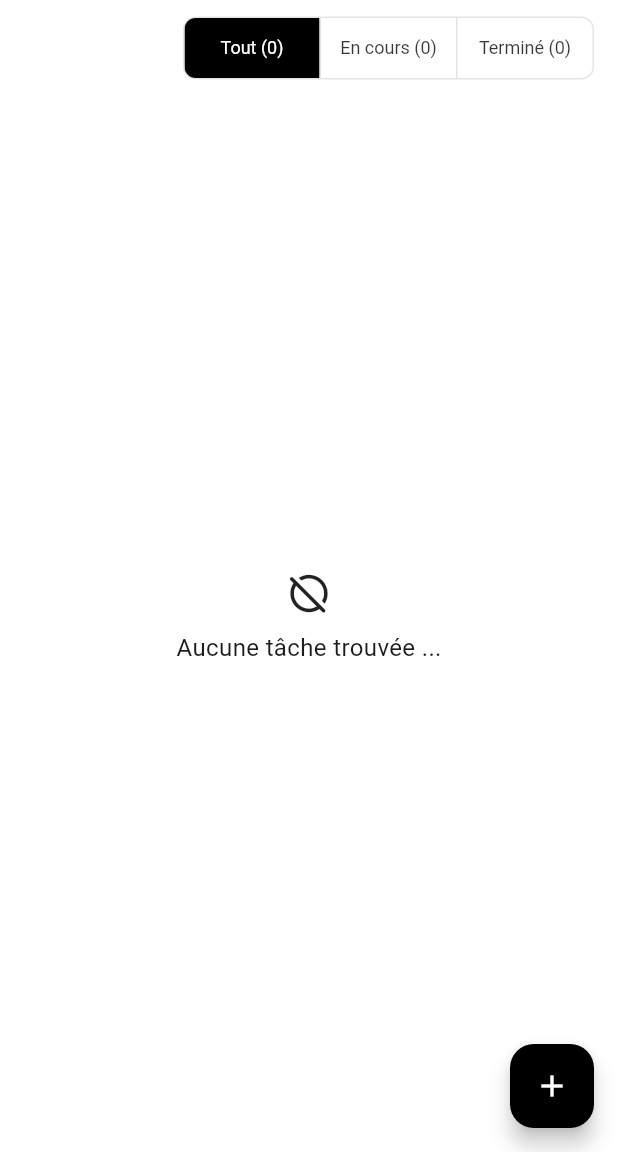
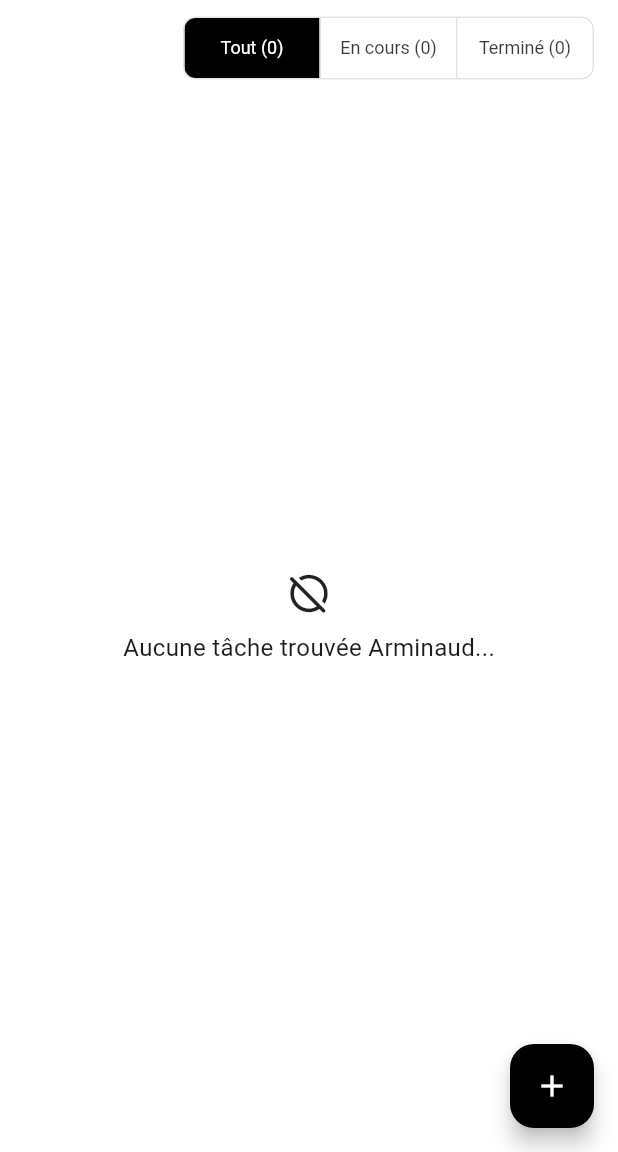
Before and after one commit to Arminaud/TestDotoList, a Flutter app: the screen it shows after launch, on a phone screen of 412 x 824 dp, the part 84-1236 px from its top. Run offline on Flutter 3.47's test engine with Material 3 defaults, Android fonts, the phone set to English and light mode, and no system bars; our stand-ins replace shared_preferences.

Commit message:
correction faute

```diff
--- a/lib/widgets/task_list.dart
+++ b/lib/widgets/task_list.dart
@@ -67,7 +67,7 @@ class TaskList extends StatelessWidget {
                   ),
                   SizedBox(height: 10,),
                   Text(
-                    "Aucune tâche trouvée ...",
+                    "Aucune tâche trouvée Arminaud...",
                     style: TextStyle(
                       fontSize: 16
                     ),
```
